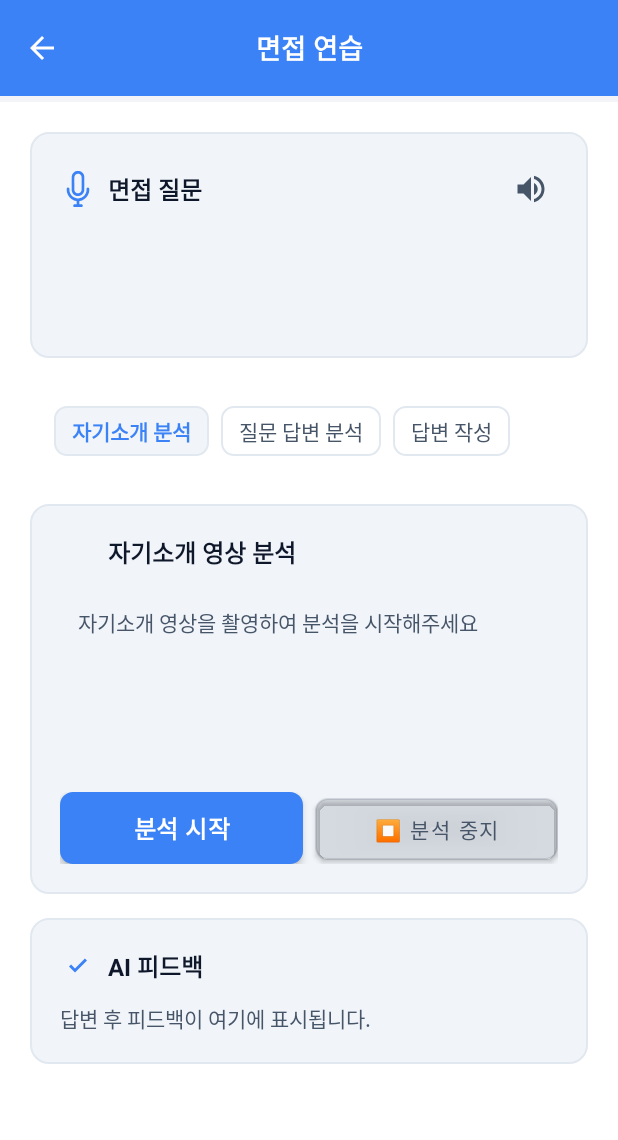
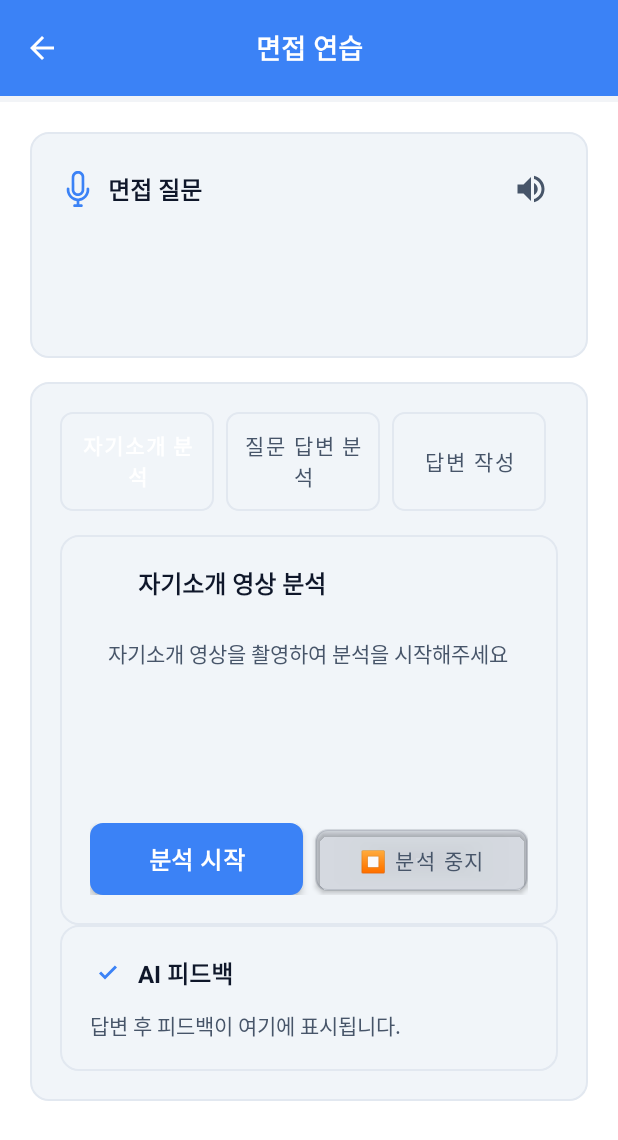
Before and after one commit to KIMSMING/AICO, an Android app: the QuestActivity screen opened directly, with no data from a screen before it, on a phone screen of 412 x 824 dp. Shown: the top 1140 px of the screen. Run offline under Robolectric (Android 15) with nearby library versions, the phone set to English and light mode, and no system bars; our stand-ins replace CircleImageView, Firebase (no records; nobody signed in at launch, a user with empty details on screens opened directly); 1 statement that could not run was skipped.

Commit message:
디자인 전반적 수정

```diff
--- a/AICO/app/src/main/java/com/seoja/aico/quest/QuestActivity.java
+++ b/AICO/app/src/main/java/com/seoja/aico/quest/QuestActivity.java
@@ -113,9 +113,9 @@ public class QuestActivity extends AppCompatActivity implements View.OnClickList
     private LinearLayout presentationSection;
     private LinearLayout textResponseSection;
 
-    private TextView btnIntroAnalysis;
-    private TextView btnPresentationAnalysis;
-    private TextView btnTextResponse;
+    private Button btnIntroAnalysis;
+    private Button btnPresentationAnalysis;
+    private Button btnTextResponse;
 
     // --- 상태 변수 및 데이터 ---
     private final Handler mainHandler = new Handler(Looper.getMainLooper());
@@ -1128,7 +1128,7 @@ public class QuestActivity extends AppCompatActivity implements View.OnClickList
         if (speechRecognizer != null) speechRecognizer.destroy();
         super.onDestroy();
     }
-    private void onSectionButtonClick(TextView clickedButton) {
+    private void onSectionButtonClick(Button clickedButton) {
         // 모든 버튼을 기본 상태로 설정
         updateButtonStyle(btnIntroAnalysis, false);
         updateButtonStyle(btnPresentationAnalysis, false);
@@ -1153,12 +1153,12 @@ public class QuestActivity extends AppCompatActivity implements View.OnClickList
         }
     }
 
-    private void updateButtonStyle(TextView button, boolean isSelected) {
+    private void updateButtonStyle(Button button, boolean isSelected) {
         if (isSelected) {
-            button.setTextAppearance(this, R.style.FilterButton_Selected);
+            button.setTextAppearance(this, R.style.SectionButton_Selected);
             button.setBackgroundResource(R.drawable.professional_button_secondary);
         } else {
-            button.setTextAppearance(this, R.style.FilterButton);
+            button.setTextAppearance(this, R.style.SectionButton);
             button.setBackgroundResource(R.drawable.professional_button_tertiary);
         }
     }
--- a/AICO/app/src/main/res/layout/activity_quest.xml
+++ b/AICO/app/src/main/res/layout/activity_quest.xml
@@ -104,55 +104,51 @@
 
             </LinearLayout>
 
-            <!-- 섹션 선택 버튼 -->
+            <LinearLayout
+                android:layout_width="match_parent"
+                android:layout_height="wrap_content"
+                android:layout_marginBottom="16dp"
+                android:background="@drawable/professional_card_bg"
+                android:orientation="vertical"
+                android:padding="20dp">
+
                 <LinearLayout
                     android:id="@+id/btnSectionSelector"
                     android:layout_width="match_parent"
                     android:layout_height="wrap_content"
-                android:layout_marginBottom="16dp"
                     android:orientation="horizontal"
-                android:padding="16dp"
-                android:background="?android:colorBackground">
+                    android:layout_marginBottom="16dp">
 
-                <HorizontalScrollView
+                    <Button
+                        android:id="@+id/btnIntroAnalysis"
+                        style="@style/SectionButton.Selected"
                         android:layout_width="0dp"
-                    android:layout_height="wrap_content"
                         android:layout_weight="1"
-                    android:scrollbars="none">
-
-                    <LinearLayout
-                        android:layout_width="wrap_content"
-                        android:layout_height="wrap_content"
-                        android:layout_weight="1"
-                        android:orientation="horizontal">
-
-                        <TextView
-                            android:id="@+id/btnIntroAnalysis"
-                            style="@style/FilterButton.Selected"
+                        android:layout_height="match_parent"
                         android:text="자기소개 분석" />
 
-                        <TextView
+                    <Button
                         android:id="@+id/btnPresentationAnalysis"
-                            style="@style/FilterButton"
+                        style="@style/SectionButton"
+                        android:layout_width="0dp"
+                        android:layout_weight="1"
+                        android:layout_height="match_parent"
                         android:text="질문 답변 분석" />
 
-                        <TextView
+                    <Button
                         android:id="@+id/btnTextResponse"
-                            style="@style/FilterButton"
+                        style="@style/SectionButton"
+                        android:layout_width="0dp"
+                        android:layout_weight="1"
+                        android:layout_height="match_parent"
                         android:text="답변 작성" />
 
                 </LinearLayout>
-
-                </HorizontalScrollView>
-
-            </LinearLayout>
-
                 <!-- 자기소개 분석 섹션 -->
                 <LinearLayout
                     android:id="@+id/introSection"
                     android:layout_width="match_parent"
                     android:layout_height="wrap_content"
-                android:layout_marginBottom="16dp"
                     android:background="@drawable/professional_card_bg"
                     android:orientation="vertical"
                     android:padding="20dp">
@@ -416,5 +412,6 @@
 
 
             </LinearLayout>
+        </LinearLayout>
     </ScrollView>
 </androidx.constraintlayout.widget.ConstraintLayout>
--- a/AICO/app/src/main/res/values/style.xml
+++ b/AICO/app/src/main/res/values/style.xml
@@ -139,4 +139,31 @@
         <item name="android:textColor">?attr/colorPrimary</item>
         <item name="android:textStyle">bold</item>
         <item name="android:background">@drawable/professional_button_secondary</item> </style>
+
+    <!-- 섹션 선택 버튼 -->
+    <style name="SectionButton" parent="Widget.MaterialComponents.Button.UnelevatedButton">
+        <item name="android:layout_width">wrap_content</item>
+        <item name="android:layout_height">wrap_content</item>
+        <item name="android:textColor">?attr/colorOnSurfaceVariant</item>
+        <item name="android:textSize">14sp</item>
+        <item name="android:textStyle">normal</item>
+        <item name="android:background">@drawable/professional_button_tertiary</item>
+        <item name="android:paddingStart">12dp</item>
+        <item name="android:paddingEnd">12dp</item>
+        <item name="android:paddingTop">6dp</item>
+        <item name="android:paddingBottom">6dp</item>
+        <item name="android:layout_marginEnd">8dp</item>
+        <item name="android:minHeight">36dp</item>
+        <item name="android:elevation">0dp</item>
+        <item name="android:stateListAnimator">@null</item>
+        <item name="backgroundTint">@null</item>
+        <item name="rippleColor">@android:color/transparent</item>
+    </style>
+
+    <style name="SectionButton.Selected" parent="SectionButton">
+        <item name="android:textColor">?attr/colorOnPrimary</item>
+        <item name="android:textStyle">bold</item>
+        <item name="android:background">@drawable/professional_button_primary</item>
+        <item name="backgroundTint">@null</item>
+    </style>
 </resources>
```
Lines whose indentation alone changed are shown as unchanged.
